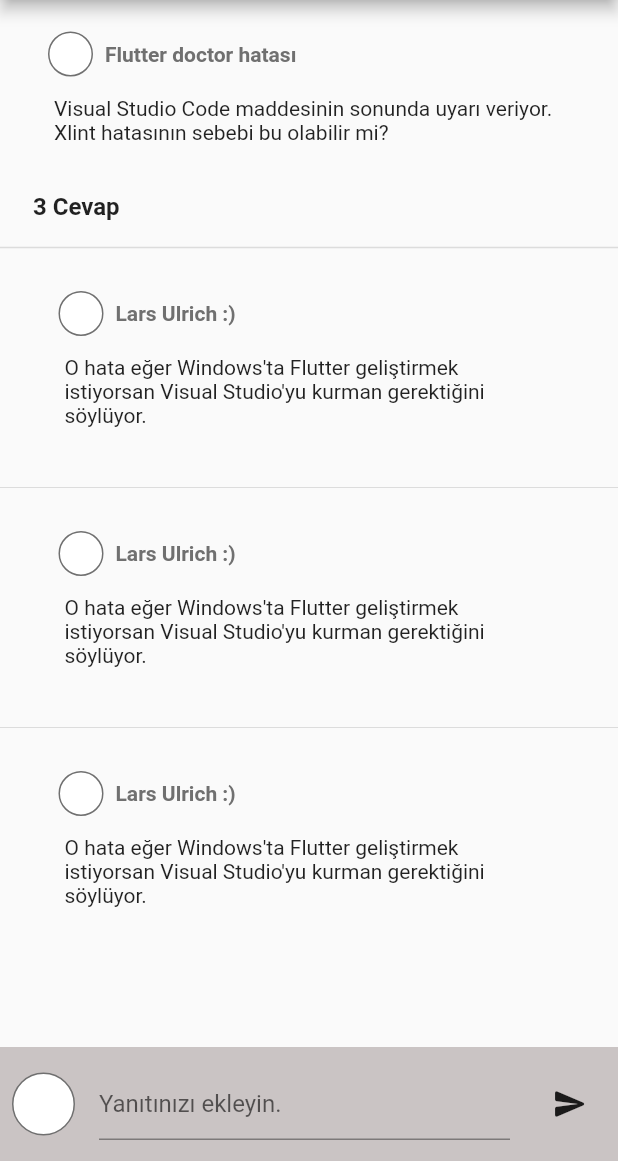
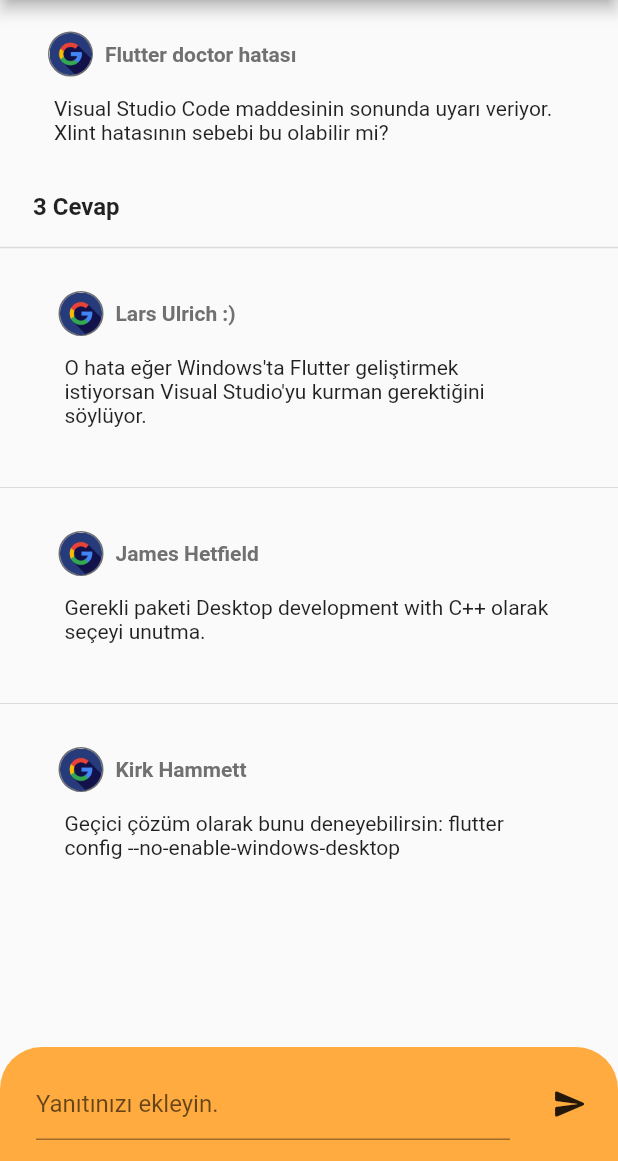
Before and after one commit to batuhanozcan1605/appjamf4, a Flutter app: the OpenQuestionScreen screen opened directly, after a tap on the "mode comment" icon, on a phone screen of 412 x 824 dp, the part 75-1236 px from its top. Run offline on Flutter 3.47's test engine with Material 2 defaults, Android fonts, the phone set to English and light mode, and no system bars; our stand-ins replace firebase_core, flutter_riverpod; accounts and stored records are empty.

Commit message:
login screen ve datetime öncesi

```diff
--- a/lib/models/question_model.dart
+++ b/lib/models/question_model.dart
@@ -3,10 +3,10 @@
   final String description;
   final String username;
   int plus;
-  final DateTime? timeStamp;
+  final DateTime? dateTime;
   final List<Answer>? answers;
 
-  Question({required this.title, required this.description, required this.username, required this.plus, this.timeStamp, this.answers, });
+  Question({required this.title, required this.description, required this.username, required this.plus, this.dateTime, this.answers, });
 }
 
 
--- a/lib/repository/answer_repo.dart
+++ b/lib/repository/answer_repo.dart
@@ -6,9 +6,8 @@
 
   final List<Answer> answerList1 = [
     Answer(username: "Lars Ulrich :)", description: "O hata eğer Windows'ta Flutter geliştirmek istiyorsan Visual Studio'yu kurman gerektiğini söylüyor."),
-    Answer(username: "Lars Ulrich :)", description: "O hata eğer Windows'ta Flutter geliştirmek istiyorsan Visual Studio'yu kurman gerektiğini söylüyor."),
-    Answer(username: "Lars Ulrich :)", description: "O hata eğer Windows'ta Flutter geliştirmek istiyorsan Visual Studio'yu kurman gerektiğini söylüyor."),
-
+    Answer(username: "James Hetfield", description: "Gerekli paketi Desktop development with C++ olarak seçeyi unutma."),
+    Answer(username: "Kirk Hammett", description: "Geçici çözüm olarak bunu deneyebilirsin: flutter config --no-enable-windows-desktop"),
   ];
 
   final List<Answer> answerList2 = [
--- a/lib/repository/question_repo.dart
+++ b/lib/repository/question_repo.dart
@@ -12,7 +12,7 @@
         username: 'Batuhan Özcan',
         description: 'Visual Studio Code maddesinin sonunda uyarı veriyor. Xlint hatasının sebebi bu olabilir mi?',
         plus: 3,
-        timeStamp: DateTime.now().subtract(const Duration(days: 2)),
+        dateTime: DateTime.now().subtract(const Duration(days: 2)),
         answers: AnswerRepo().answerList1,
     ),
     Question(
@@ -20,7 +20,7 @@
         username: 'Meryem',
         description: "Proje dosyalarını D'ye kaydetmem sorun olur mu? SDK'yı C'de kurdum.",
         plus: 0,
-        timeStamp: DateTime.now().subtract(const Duration(days: 3)),
+        dateTime: DateTime.now().subtract(const Duration(days: 3)),
         answers: AnswerRepo().answerList2,
     ),
   ];
--- a/lib/screens/answer_screen.dart
+++ b/lib/screens/answer_screen.dart
@@ -59,30 +59,27 @@
                 itemCount: widget.answers!.length) : const Text("null"),
           ),
           Container(
+            decoration: BoxDecoration(
+              color: Colors.orangeAccent,
+              borderRadius: BorderRadius.only(
+                topLeft: Radius.circular(28.0),
+                topRight: Radius.circular(28.0),)
+            ),
             height: 76,
-            color: const Color(0x809a8f8f),
+
             child: Center(
               child: Padding(
                 padding: const EdgeInsets.all(8.0),
                 child: Row(
                   crossAxisAlignment: CrossAxisAlignment.center,
                   children: [
-                    Container(
-                      height: 42,
-                      width: 42,
-                      decoration: BoxDecoration(
-                        color: const Color(0xffffffff),
-                        borderRadius:
-                        BorderRadius.all(Radius.elliptical(9999.0, 9999.0)),
-                        border: Border.all(
-                            width: 1.0, color: const Color(0xff707070)),
-                      ),
-                    ),
+
                     Expanded(
                       child: Padding(
                         padding: const EdgeInsets.symmetric(horizontal: 16.0),
                         child: TextField(
                           controller: _controller,
+                          cursorColor: Colors.black87,
                           decoration: InputDecoration(
                             hintText: "Yanıtınızı ekleyin.",
                           ),
--- a/lib/screens/new_question.dart
+++ b/lib/screens/new_question.dart
@@ -88,7 +88,7 @@
                   ),
                   ElevatedButton(
                       style: ElevatedButton.styleFrom(
-                        backgroundColor: Color(0xFF9A8F8F),
+                        backgroundColor: Colors.orangeAccent,
                       ),
                       onPressed: () {
                         Question question = Question(
--- a/lib/widgets/answers.dart
+++ b/lib/widgets/answers.dart
@@ -10,7 +10,7 @@
   Widget build(BuildContext context) {
     return Padding(
       padding:  const EdgeInsets.symmetric(horizontal: 39.0, vertical: 20),
-      child:Column(
+      child: Column(
         children: [
           Row(
             children: [
@@ -22,6 +22,7 @@
                   borderRadius: BorderRadius.all(Radius.elliptical(9999.0, 9999.0)),
                   border: Border.all(width: 1.0, color: const Color(0xff707070)),
                 ),
+                child: Image.asset('images/google_icon.png'),
               ),
               Padding(
                 padding: const EdgeInsets.all(8.0),
--- a/lib/widgets/question_to_answer.dart
+++ b/lib/widgets/question_to_answer.dart
@@ -22,6 +22,7 @@
                   borderRadius: BorderRadius.all(Radius.elliptical(9999.0, 9999.0)),
                   border: Border.all(width: 1.0, color: const Color(0xff707070)),
                 ),
+                child: Image.asset('images/google_icon.png'),
               ),
               Padding(
                 padding: const EdgeInsets.all(8.0),
--- a/lib/widgets/questions.dart
+++ b/lib/widgets/questions.dart
@@ -27,6 +27,7 @@
                   borderRadius: BorderRadius.all(Radius.elliptical(9999.0, 9999.0)),
                   border: Border.all(width: 1.0, color: const Color(0xff707070)),
                 ),
+                child: Image.asset('images/google_icon.png'),
               ),
               Padding(
                 padding: const EdgeInsets.all(8.0),
```
Also changed, not shown: images/google_icon.png (added).
